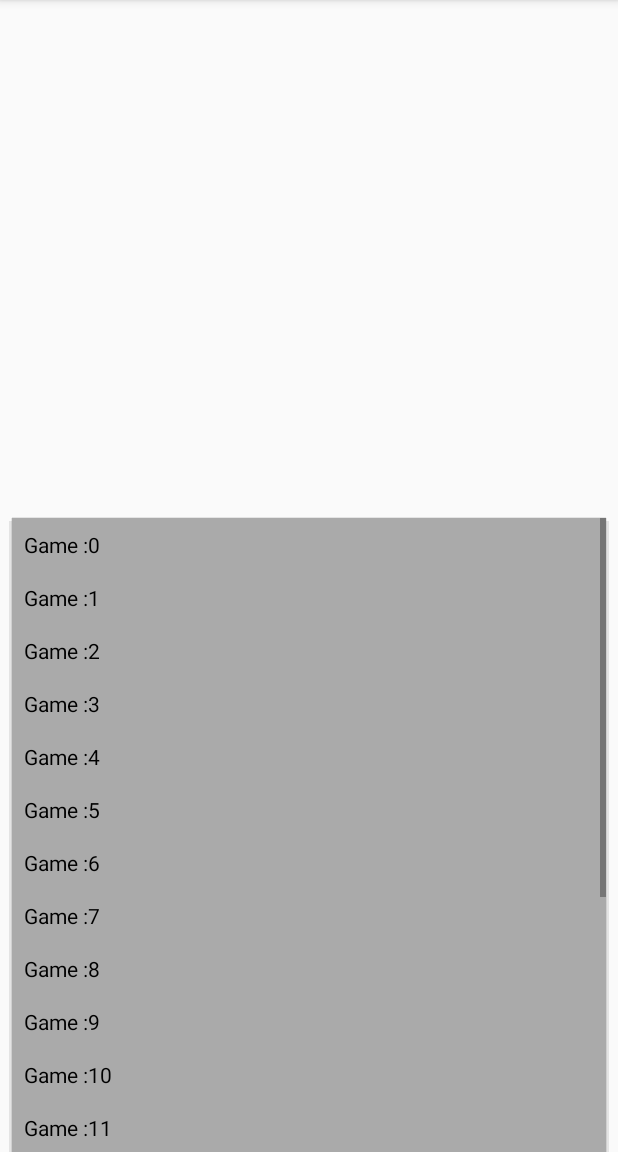
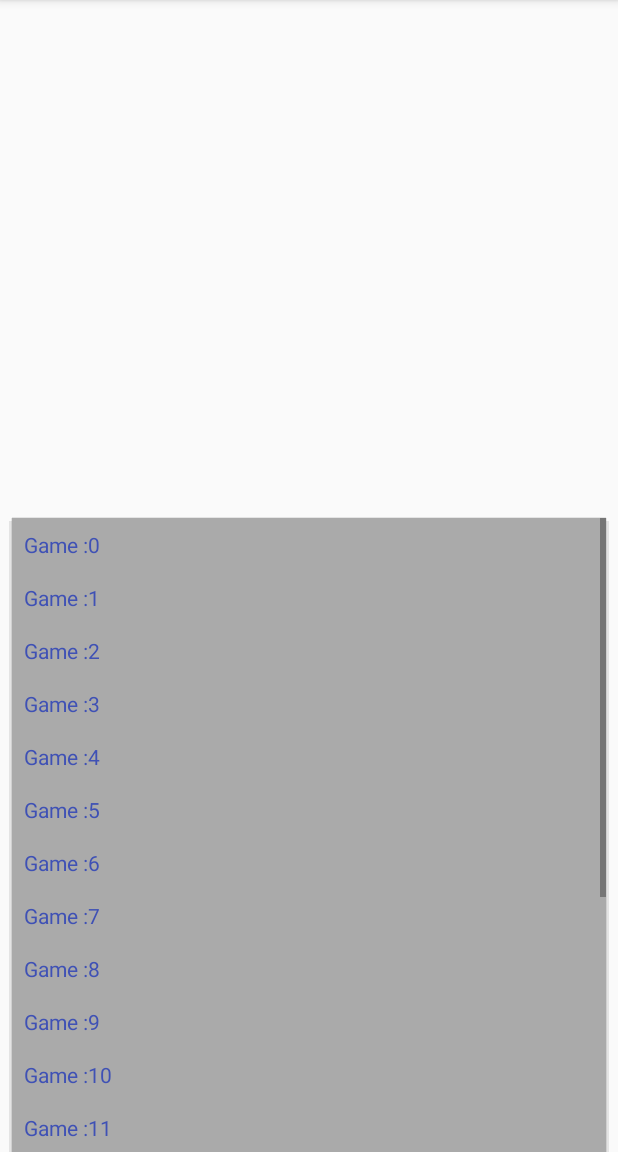
Before and after one commit to ChintanPrajapati-Android/CustomSpinner, an Android app: the screen it shows after launch (MainActivity), after a tap on an icon or button, on a phone screen of 412 x 824 dp, the part 84-1236 px from its top. Run offline under Robolectric (Android 15) with nearby library versions, the phone set to English and light mode, and no system bars; our stand-ins replace ButterKnife.

Commit message:
text color added

```diff
--- a/app/src/main/java/com/cp/customspinner/CpCustomSpinner.java
+++ b/app/src/main/java/com/cp/customspinner/CpCustomSpinner.java
@@ -68,6 +68,15 @@ public class CpCustomSpinner extends AppCompatSpinner implements  AdapterView.On
         adapter.setNormalItemBackgroundColor(color);
     }
 
+    protected void setSelectedItemTextColor(int color){
+        adapter.setSelectedItemTextColor(color);
+    }
+    protected void setNormalItemTextColor(int color){
+        adapter.setNormalItemTextColor(color);
+    }
+    protected void setItemTextSizeSp(int size){
+        adapter.setItemTextSizeSp(size);
+    }
     @Override
     public void onItemSelected(AdapterView<?> parent, View view, int position, long id) {
         selectedPosition =  this.getSelectedItemPosition();
--- a/app/src/main/java/com/cp/customspinner/CpCustomSpinnerAdapter.java
+++ b/app/src/main/java/com/cp/customspinner/CpCustomSpinnerAdapter.java
@@ -2,6 +2,7 @@ package com.cp.customspinner;
 
 import android.content.Context;
 import android.support.v4.content.ContextCompat;
+import android.util.TypedValue;
 import android.view.LayoutInflater;
 import android.view.View;
 import android.view.ViewGroup;
@@ -20,6 +21,9 @@ public class CpCustomSpinnerAdapter extends BaseAdapter {
     private boolean setFirstItemColor;
     private int selectedItemBackgroundColor;
     private int normalItemBackgroundColor;
+    private int normalItemTextColor;
+    private int selectedItemTextColor;
+    private int itemTextSizeSp;
 
     public CpCustomSpinnerAdapter(Context context) {
         this.mContext = context;
@@ -59,6 +63,7 @@ public class CpCustomSpinnerAdapter extends BaseAdapter {
             holder.tvName.setText(bean.getName());
             holder.tvName.setTextColor(getTextColor(position));
             holder.tvName.setBackgroundColor(getBackgroundColor(position));
+            holder.tvName.setTextSize(TypedValue.COMPLEX_UNIT_SP,itemTextSizeSp == 0 ? 14 : itemTextSizeSp);
         } catch (Exception e) {
             e.printStackTrace();
         }
@@ -69,11 +74,11 @@ public class CpCustomSpinnerAdapter extends BaseAdapter {
     }
     private int getTextColor(int position) {
         if (setFirstItemColor && position == selectedPosition)
-            return  ContextCompat.getColor(mContext, R.color.colorAccent);
+            return  ContextCompat.getColor(mContext, selectedItemTextColor == 0 ? R.color.colorPrimary : selectedItemTextColor);
         else if ((!setFirstItemColor) && position == selectedPosition && position > 0)
-            return ContextCompat.getColor(mContext, R.color.colorAccent);
+            return ContextCompat.getColor(mContext, selectedItemTextColor == 0 ? R.color.colorPrimary : selectedItemTextColor);
         else
-            return  ContextCompat.getColor(mContext, android.R.color.black);
+            return  ContextCompat.getColor(mContext, normalItemTextColor == 0 ? android.R.color.black : normalItemTextColor);
     }
 
     private int getBackgroundColor(int position) {
@@ -111,6 +116,22 @@ public class CpCustomSpinnerAdapter extends BaseAdapter {
         this.normalItemBackgroundColor =  normalItemBackgroundColor;
         notifyDataSetChanged();
     }
+
+    public void setSelectedItemTextColor(int selectedItemTextColor) {
+        this.selectedItemTextColor = selectedItemTextColor;
+        notifyDataSetChanged();
+    }
+
+    public void setNormalItemTextColor(int normalItemTextColor) {
+        this.normalItemTextColor = normalItemTextColor;
+        notifyDataSetChanged();
+    }
+
+    public void setItemTextSizeSp(int itemTextSizeSp) {
+        this.itemTextSizeSp = itemTextSizeSp;
+        notifyDataSetChanged();
+    }
+
     private class viewHolder {
         private TextView tvName;
     }
--- a/app/src/main/java/com/cp/customspinner/MainActivity.java
+++ b/app/src/main/java/com/cp/customspinner/MainActivity.java
@@ -29,5 +29,8 @@ public class MainActivity extends AppCompatActivity {
         spDemo.isFirstItemColor(false);
         spDemo.setSelectedItemBackgroundColor(R.color.colorPrimary);
         spDemo.setNormalItemBackgroundColor(android.R.color.darker_gray);
+        spDemo.setItemTextSizeSp(14);
+        spDemo.setNormalItemTextColor(R.color.colorPrimary);
+        spDemo.setSelectedItemTextColor(R.color.colorAccent);
     }
 }
--- a/app/src/main/res/layout/activity_main.xml
+++ b/app/src/main/res/layout/activity_main.xml
@@ -1,10 +1,8 @@
 <?xml version="1.0" encoding="utf-8"?>
 <android.support.constraint.ConstraintLayout xmlns:android="http://schemas.android.com/apk/res/android"
     xmlns:app="http://schemas.android.com/apk/res-auto"
-    xmlns:tools="http://schemas.android.com/tools"
     android:layout_width="match_parent"
-    android:layout_height="match_parent"
-    >
+    android:layout_height="match_parent">
 
     <com.cp.customspinner.CpCustomSpinner
         android:id="@+id/sp_demo"
```
